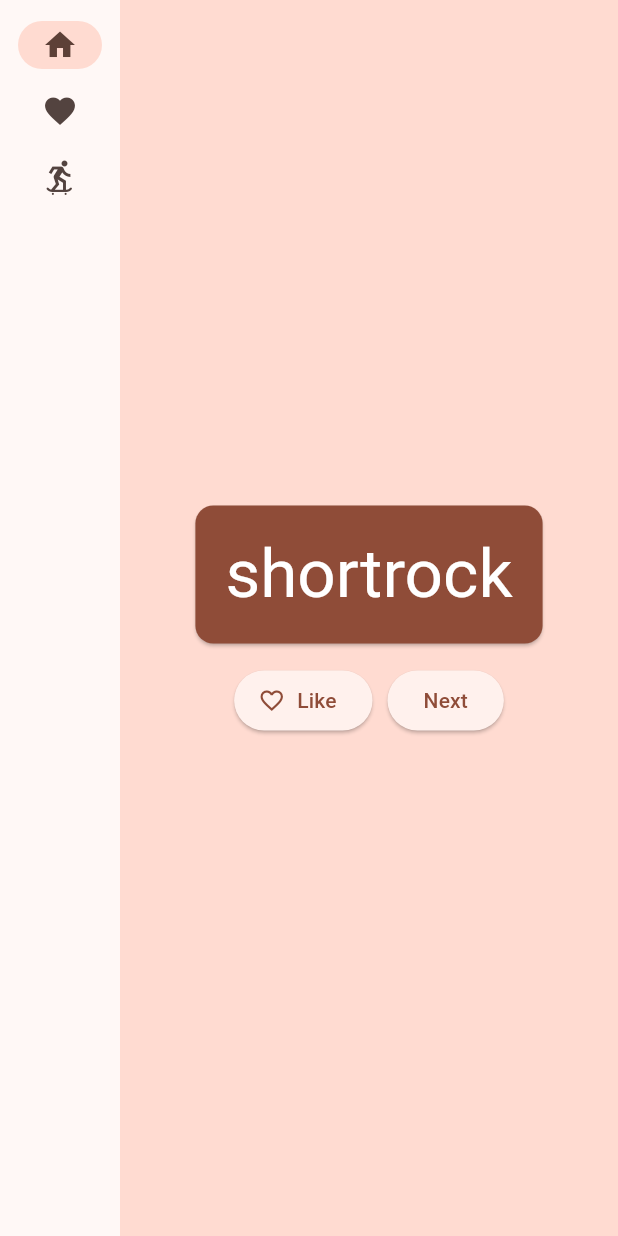
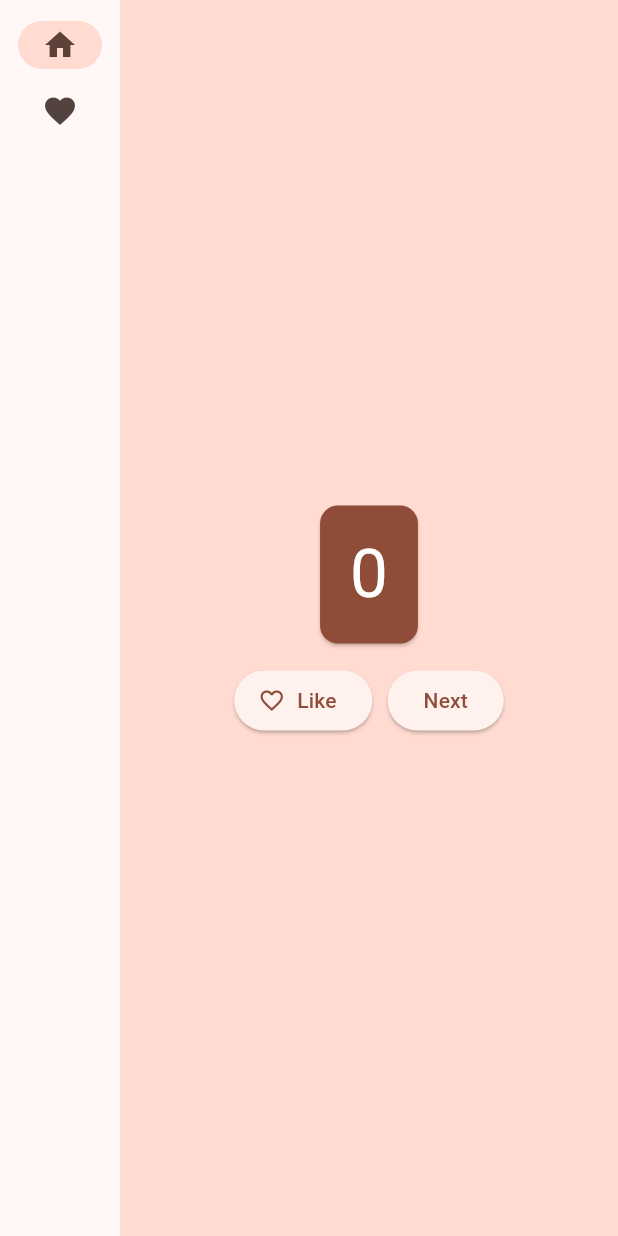
Before and after one commit to bartolbe/FlutterSandbox, a Flutter app: the screen it shows after launch, on a phone screen of 412 x 824 dp. Run offline on Flutter 3.47's test engine with Material 3 defaults, Android fonts, the light colour scheme and no system bars.

Commit message:
* Organize in't separate files * Strip unneeded word pairs

```diff
--- /dev/null
+++ b/apps/namer_app/lib/champscard.dart
@@ -0,0 +1,33 @@
+import 'package:namer_app/gameselection.dart';
+import 'package:namer_app/gameboard.dart';
+
+import 'package:flutter/material.dart';
+import 'package:provider/provider.dart';
+
+class ChampsCard extends StatelessWidget {
+  const ChampsCard({
+    super.key,
+    required this.value,
+  });
+
+  final int value;
+
+  @override
+  Widget build(BuildContext context) {
+    final theme = Theme.of(context);
+    final style = theme.textTheme.displayMedium!.copyWith(
+      color: theme.colorScheme.onSecondary,
+    );
+
+    return Card(
+      color: theme.colorScheme.primary,
+      child: Padding(
+        padding: const EdgeInsets.all(20.0),
+        child: Text(
+          value.toString(),
+          style: style,
+        ),
+      ),
+    );
+  }
+}
--- /dev/null
+++ b/apps/namer_app/lib/gameselection.dart
@@ -0,0 +1,49 @@
+import 'package:namer_app/main.dart';
+import 'package:namer_app/champscard.dart';
+
+import 'package:flutter/material.dart';
+import 'package:provider/provider.dart';
+
+class GameSelection extends StatelessWidget {
+  @override
+  Widget build(BuildContext context) {
+    var appState = context.watch<MyAppState>();
+    var pair = appState.current;
+
+    IconData icon;
+    if (appState.favorites.contains(pair)) {
+      icon = Icons.favorite;
+    } else {
+      icon = Icons.favorite_border;
+    }
+
+    return Center(
+      child: Column(
+        mainAxisAlignment: MainAxisAlignment.center,
+        children: [
+          ChampsCard(value: appState.current),
+          SizedBox(height: 10),
+          Row(
+            mainAxisSize: MainAxisSize.min,
+            children: [
+              ElevatedButton.icon(
+                onPressed: () {
+                  appState.toggleFavorite();
+                },
+                icon: Icon(icon),
+                label: Text('Like'),
+              ),
+              SizedBox(width: 10),
+              ElevatedButton(
+                onPressed: () {
+                  appState.getNext();
+                },
+                child: Text('Next'),
+              ),
+            ],
+          ),
+        ],
+      ),
+    );
+  }
+}
--- a/apps/namer_app/lib/main.dart
+++ b/apps/namer_app/lib/main.dart
@@ -1,4 +1,7 @@
-import 'package:english_words/english_words.dart';
+import 'package:namer_app/champscard.dart';
+import 'package:namer_app/gameselection.dart';
+import 'package:namer_app/gameboard.dart';
+
 import 'package:flutter/material.dart';
 import 'package:provider/provider.dart';
 
@@ -26,14 +29,14 @@
 }
 
 class MyAppState extends ChangeNotifier {
-  var current = WordPair.random();
+  var current = 0;
 
   void getNext() {
-    current = WordPair.random();
+    current++;
     notifyListeners();
   }
 
-  var favorites = <WordPair>[];
+  var favorites = <int>[];
 
   void toggleFavorite() {
     if (favorites.contains(current)) {
@@ -59,13 +62,10 @@
     Widget page;
     switch (selectedIndex) {
       case 0:
-        page = GeneratorPage();
+        page = GameSelection();
         break;
       case 1:
-        page = MyFavoritesPage();
-        break;
-      case 2:
-        page = TutorialFavoritesPage();
+        page = GameBoard();
         break;
       default:
         throw UnimplementedError('no widget for $selectedIndex');
@@ -86,10 +86,6 @@
                     ),
                     NavigationRailDestination(
                       icon: Icon(Icons.favorite),
-                      label: Text('Favorites'),
-                    ),
-                    NavigationRailDestination(
-                      icon: Icon(Icons.skateboarding),
                       label: Text('Favorites'),
                     ),
                   ],
@@ -114,125 +110,3 @@
     );
   }
 }
-
-
-class GeneratorPage extends StatelessWidget {
-  @override
-  Widget build(BuildContext context) {
-    var appState = context.watch<MyAppState>();
-    var pair = appState.current;
-
-    IconData icon;
-    if (appState.favorites.contains(pair)) {
-      icon = Icons.favorite;
-    } else {
-      icon = Icons.favorite_border;
-    }
-
-    return Center(
-      child: Column(
-        mainAxisAlignment: MainAxisAlignment.center,
-        children: [
-          BigCard(pair: pair),
-          SizedBox(height: 10),
-          Row(
-            mainAxisSize: MainAxisSize.min,
-            children: [
-              ElevatedButton.icon(
-                onPressed: () {
-                  appState.toggleFavorite();
-                },
-                icon: Icon(icon),
-                label: Text('Like'),
-              ),
-              SizedBox(width: 10),
-              ElevatedButton(
-                onPressed: () {
-                  appState.getNext();
-                },
-                child: Text('Next'),
-              ),
-            ],
-          ),
-        ],
-      ),
-    );
-  }
-}
-
-class MyFavoritesPage extends StatelessWidget {
-  @override
-  Widget build(BuildContext context) {
-    var appState = context.watch<MyAppState>();
-    var favorites = appState.favorites;
-
-    return Center(
-      child: ListView.separated(
-        itemCount: favorites.length,
-        separatorBuilder: (BuildContext context, int index) => const Divider(),
-        itemBuilder: (BuildContext context, int index) {
-          return ListTile(
-            title: Text(favorites[index].asLowerCase),
-          );
-        },
-      )
-    );
-  }
-}
-
-class TutorialFavoritesPage extends StatelessWidget {
-  @override
-  Widget build(BuildContext context) {
-    var appState = context.watch<MyAppState>();
-
-    if (appState.favorites.isEmpty) {
-      return Center(
-        child: Text('No favorites yet.'),
-      );
-    }
-
-    return ListView(
-      children: [
-        Padding(
-          padding: const EdgeInsets.all(20),
-          child: Text('You have '
-              '${appState.favorites.length} favorites:'),
-        ),
-        for (var pair in appState.favorites)
-          ListTile(
-            leading: Icon(Icons.favorite),
-            title: Text(pair.asLowerCase),
-          ),
-      ],
-    );
-  }
-}
-
-class BigCard extends StatelessWidget {
-  const BigCard({
-    super.key,
-    required this.pair,
-  });
-
-  final WordPair pair;
-
-  @override
-  Widget build(BuildContext context) {
-    final theme = Theme.of(context);
-    final style = theme.textTheme.displayMedium!.copyWith(
-      color: theme.colorScheme.onSecondary,
-    );
-
-    return Card(
-      color: theme.colorScheme.primary,
-      child: Padding(
-        padding: const EdgeInsets.all(20.0),
-        child: Text(
-          pair.asLowerCase,
-          style: style,
-          semanticsLabel: "${pair.first} ${pair.second}",
-        ),
-      ),
-    );
-  }
-}
```
Also changed, not shown: apps/namer_app/lib/gameboard.dart (added, +32 -0 lines).
